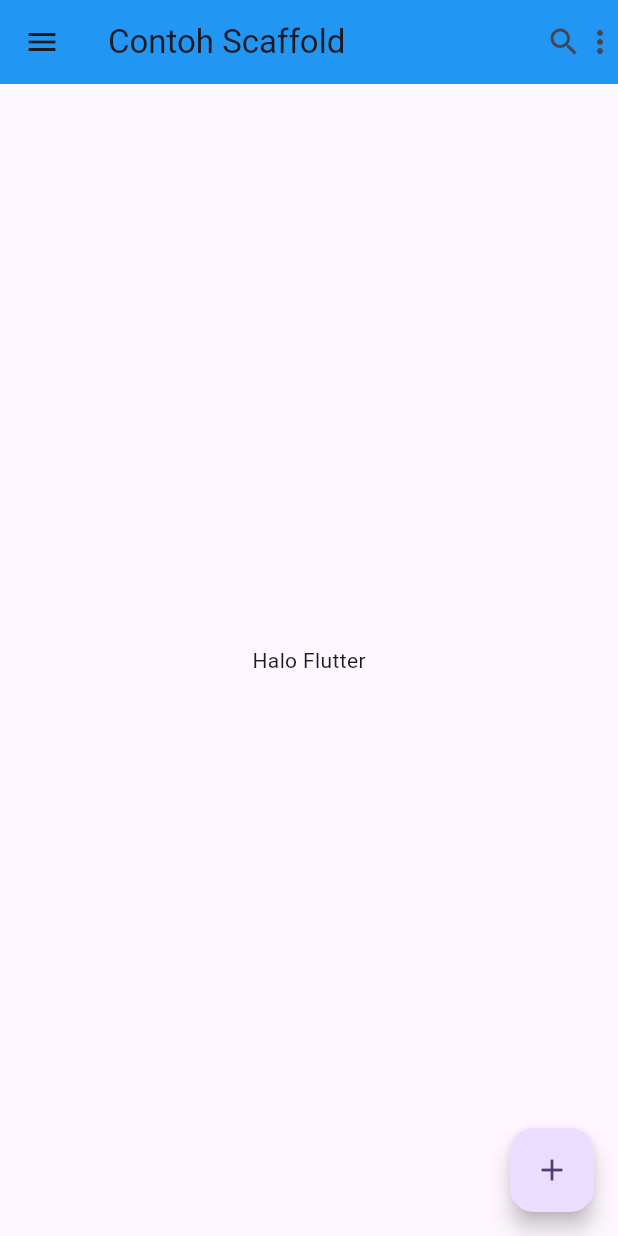
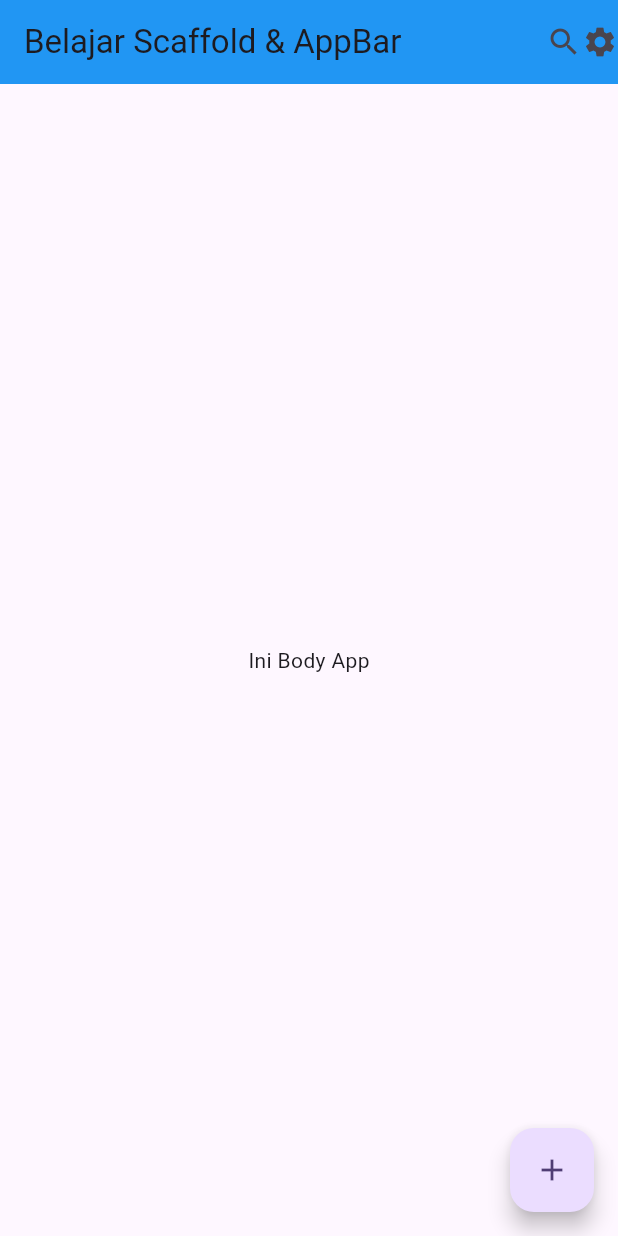
Before and after one commit to aldofebryn/project6dart, a Flutter app: the screen it shows after launch, on a phone screen of 412 x 824 dp. Run offline on Flutter 3.47's test engine with Material 3 defaults, Android fonts, the phone set to English and light mode, and no system bars.

Commit message:
Scafold & App bar

```diff
--- a/lib/main.dart
+++ b/lib/main.dart
@@ -13,16 +13,15 @@ class Myprofile extends StatelessWidget {
     return MaterialApp(
       home: Scaffold(
         appBar: AppBar(
-          title: const Text('Contoh Scaffold'),
+          title: const Text('Belajar Scaffold & AppBar'),
           backgroundColor: Colors.blue,
-          leading: const Icon(Icons.menu),
           actions: const [
             Icon(Icons.search),
-            Icon(Icons.more_vert),
+            Icon(Icons.settings),
           ],
         ),
         body: const Center(
-          child: Text('Halo Flutter'),
+          child: Text('Ini Body App'),
         ),
         floatingActionButton: FloatingActionButton(
           onPressed: () {},
```
